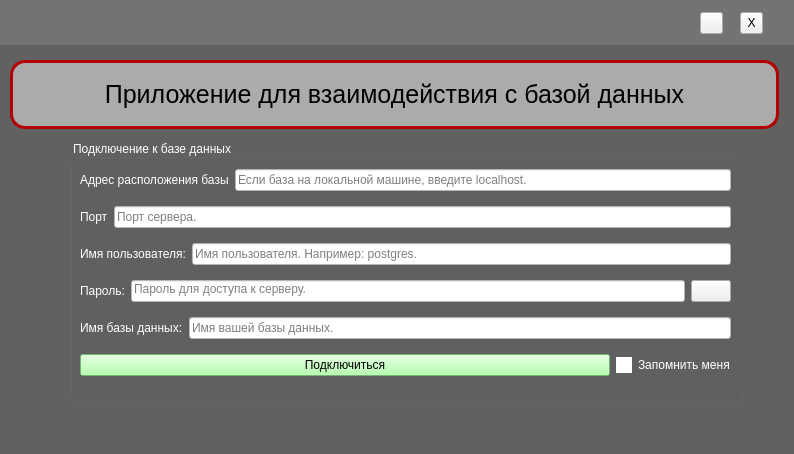
First picture: the form in forms/database_window.ui, repository k0swel/app_for_course_prject, before the edit.
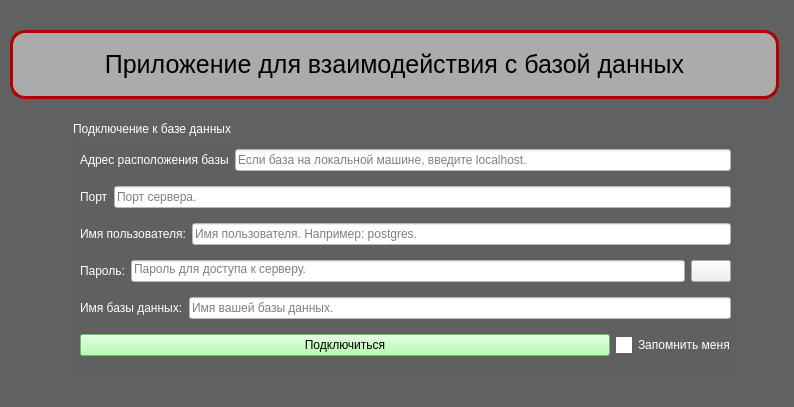
Second picture: the form after the edit. Icons and pictures are not drawn.

```diff
--- a/forms/database_window.ui
+++ b/forms/database_window.ui
@@ -7,7 +7,7 @@
     <x>0</x>
     <y>0</y>
     <width>794</width>
-    <height>454</height>
+    <height>407</height>
    </rect>
   </property>
   <property name="windowTitle">
@@ -20,64 +20,11 @@
 }
 </string>
   </property>
-  <widget class="QWidget" name="widget_header" native="true">
-   <property name="geometry">
-    <rect>
-     <x>0</x>
-     <y>0</y>
-     <width>800</width>
-     <height>45</height>
-    </rect>
-   </property>
-   <property name="styleSheet">
-    <string notr="true">QWidget#widget_header {
-	background-color: rgb(115, 115, 115)
-}</string>
-   </property>
-   <widget class="QToolButton" name="toolButton_hide">
-    <property name="geometry">
-     <rect>
-      <x>700</x>
-      <y>12</y>
-      <width>23</width>
-      <height>22</height>
-     </rect>
-    </property>
-    <property name="styleSheet">
-     <string notr="true"/>
-    </property>
-    <property name="text">
-     <string/>
-    </property>
-    <property name="icon">
-     <iconset theme="QIcon::ThemeIcon::ListRemove"/>
-    </property>
-   </widget>
-   <widget class="QToolButton" name="toolButton_close">
-    <property name="geometry">
-     <rect>
-      <x>740</x>
-      <y>12</y>
-      <width>23</width>
-      <height>22</height>
-     </rect>
-    </property>
-    <property name="styleSheet">
-     <string notr="true"/>
-    </property>
-    <property name="text">
-     <string>X</string>
-    </property>
-    <property name="icon">
-     <iconset theme="application-exit"/>
-    </property>
-   </widget>
-  </widget>
   <widget class="QLabel" name="label_main_text">
    <property name="geometry">
     <rect>
      <x>10</x>
-     <y>60</y>
+     <y>30</y>
      <width>769</width>
      <height>69</height>
     </rect>
@@ -106,7 +53,7 @@
    <property name="geometry">
     <rect>
      <x>70</x>
-     <y>140</y>
+     <y>120</y>
      <width>671</width>
      <height>261</height>
     </rect>
```
